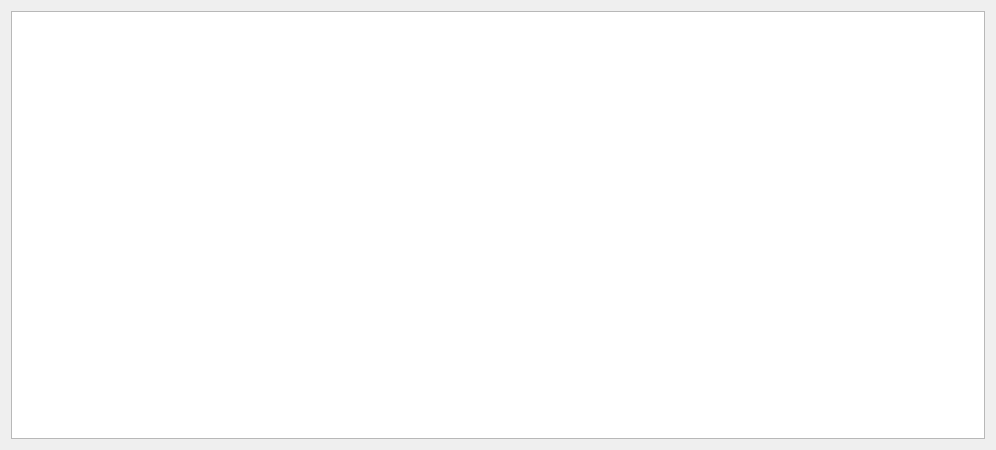
This is BusBar-Qt/branch/boxtablewidget.ui in luozhiyong131/BusBar as Qt 5 draws it before an edit. The edited form follows.
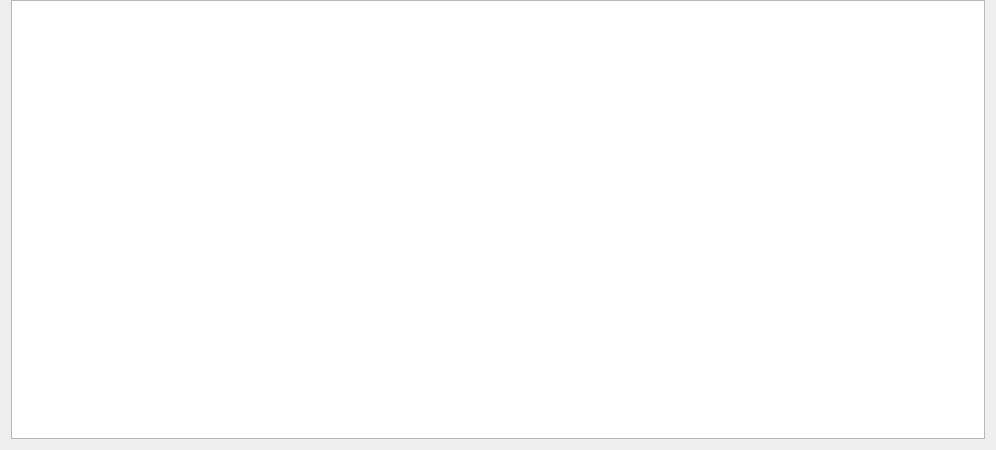
This is the edited form.

```diff
--- a/BusBar-Qt/branch/boxtablewidget.ui
+++ b/BusBar-Qt/branch/boxtablewidget.ui
@@ -14,6 +14,9 @@
    <string>Form</string>
   </property>
   <layout class="QGridLayout" name="gridLayout">
+   <property name="topMargin">
+    <number>0</number>
+   </property>
    <item row="0" column="0">
     <widget class="QTableWidget" name="tableWidget">
      <property name="verticalScrollBarPolicy">
```
